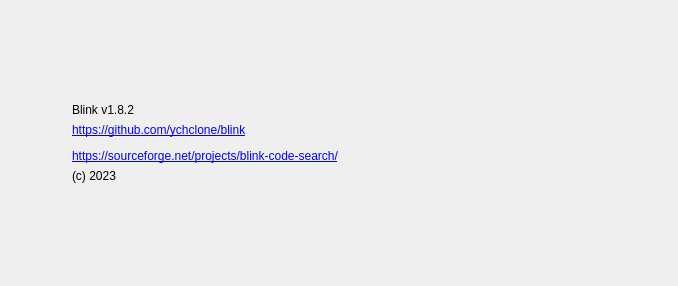
The window that Resources/Forms/aboutDialog.ui (ychclone/blink) describes before a commit, drawn with Qt 5.
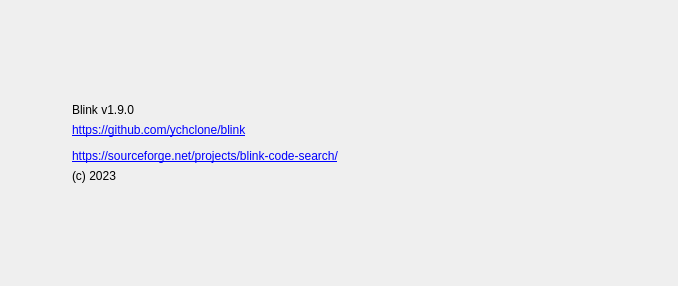
The same window after the commit. Icons and pictures are not drawn.

The edit to the form file:
```diff
--- a/Resources/Forms/aboutDialog.ui
+++ b/Resources/Forms/aboutDialog.ui
@@ -67,7 +67,7 @@
        <item>
         <widget class="QLabel" name="label_5">
          <property name="text">
-          <string>Blink v1.8.2</string>
+          <string>Blink v1.9.0</string>
          </property>
         </widget>
        </item>
```
